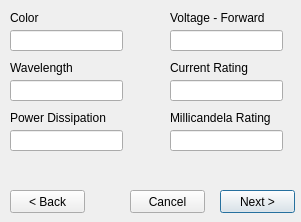
The window that AltiumPartsDB/optoelectronic_dlg.ui (fierst/parts-db-editor) describes before a commit, drawn with Qt 5.
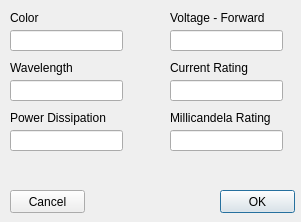
The same window after the commit.

The edit to the form file:
```diff
--- a/AltiumPartsDB/optoelectronic_dlg.ui
+++ b/AltiumPartsDB/optoelectronic_dlg.ui
@@ -13,19 +13,6 @@
   <property name="windowTitle">
    <string>Dialog</string>
   </property>
-  <widget class="QPushButton" name="btn_next">
-   <property name="geometry">
-    <rect>
-     <x>220</x>
-     <y>190</y>
-     <width>75</width>
-     <height>23</height>
-    </rect>
-   </property>
-   <property name="text">
-    <string>Next &gt;</string>
-   </property>
-  </widget>
   <widget class="QLabel" name="lbl_current_rating">
    <property name="geometry">
     <rect>
@@ -39,19 +26,6 @@
     <string>Current Rating</string>
    </property>
   </widget>
-  <widget class="QPushButton" name="btn_back">
-   <property name="geometry">
-    <rect>
-     <x>10</x>
-     <y>190</y>
-     <width>75</width>
-     <height>23</height>
-    </rect>
-   </property>
-   <property name="text">
-    <string>&lt; Back</string>
-   </property>
-  </widget>
   <widget class="QLabel" name="lbl_brightness">
    <property name="geometry">
     <rect>
@@ -98,19 +72,6 @@
     <string>Color</string>
    </property>
   </widget>
-  <widget class="QPushButton" name="btn_cancel">
-   <property name="geometry">
-    <rect>
-     <x>130</x>
-     <y>190</y>
-     <width>75</width>
-     <height>23</height>
-    </rect>
-   </property>
-   <property name="text">
-    <string>Cancel</string>
-   </property>
-  </widget>
   <widget class="QLineEdit" name="box_voltage_fwd">
    <property name="geometry">
     <rect>
@@ -190,6 +151,32 @@
     </rect>
    </property>
   </widget>
+  <widget class="QPushButton" name="btn_OK">
+   <property name="geometry">
+    <rect>
+     <x>220</x>
+     <y>190</y>
+     <width>75</width>
+     <height>23</height>
+    </rect>
+   </property>
+   <property name="text">
+    <string>OK</string>
+   </property>
+  </widget>
+  <widget class="QPushButton" name="btn_cancel">
+   <property name="geometry">
+    <rect>
+     <x>10</x>
+     <y>190</y>
+     <width>75</width>
+     <height>23</height>
+    </rect>
+   </property>
+   <property name="text">
+    <string>Cancel</string>
+   </property>
+  </widget>
  </widget>
  <resources/>
  <connections/>
```
Left out of the diff: 16 changed lines with no effect on the pictures.
